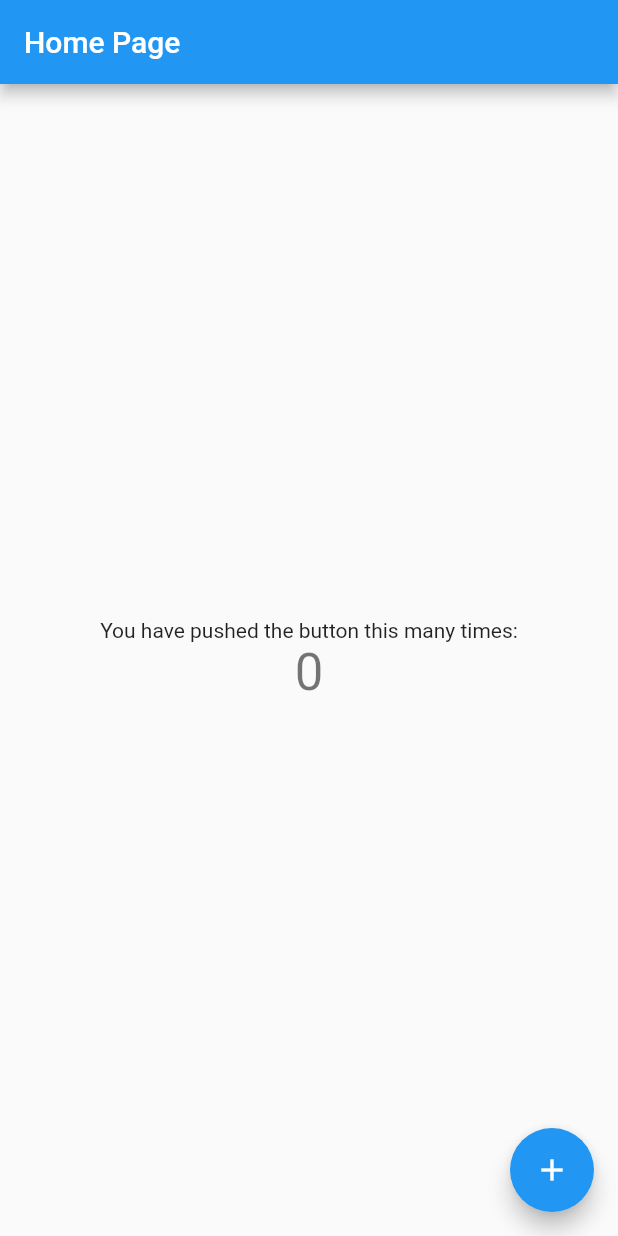
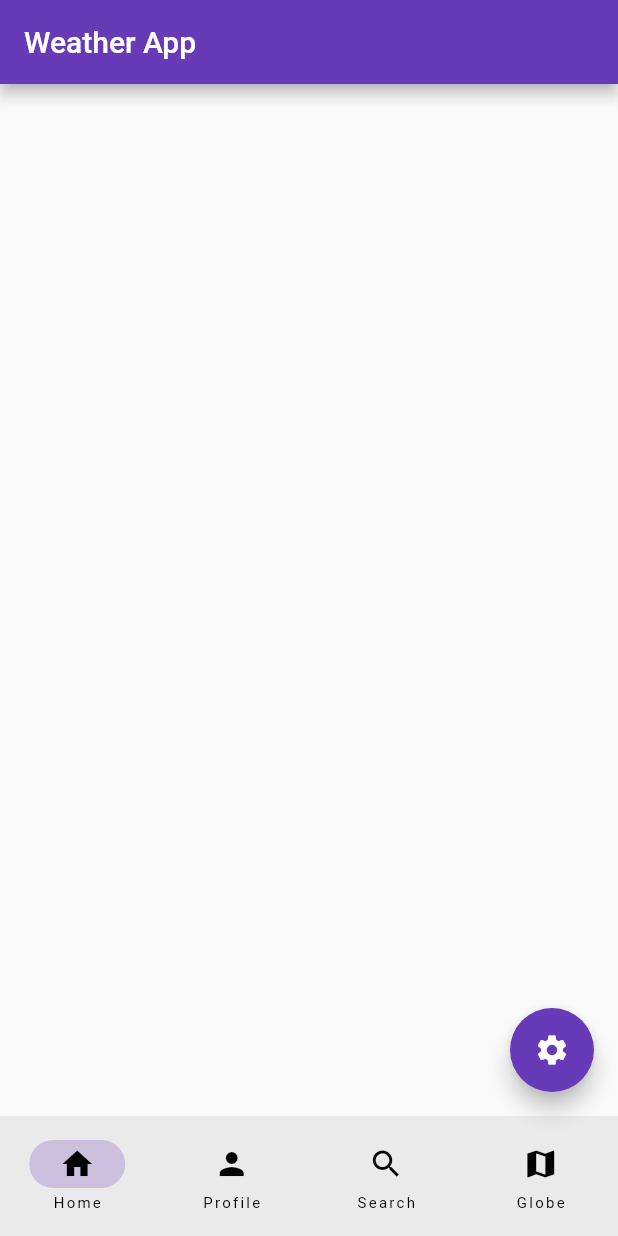
Before and after one commit to BarakaMwa/weather_app, a Flutter app: the screen it shows after launch, on a phone screen of 412 x 824 dp. Run offline on Flutter 3.47's test engine with Material 2 defaults, Android fonts, the phone set to English and light mode, and no system bars.

Commit message:
Bottom Navigation Added, AppBar Added

```diff
--- a/lib/main.dart
+++ b/lib/main.dart
@@ -7,109 +7,52 @@ void main() {
 class MyApp extends StatelessWidget {
   const MyApp({super.key});
 
-  // This widget is the root of your application.
   @override
   Widget build(BuildContext context) {
+    // TODO: implement builds
     return MaterialApp(
-      title: 'Infy Weather App',
-      theme: ThemeData(
-        // This is the theme of your application.
-        //
-        // Try running your application with "flutter run". You'll see the
-        // application has a blue toolbar. Then, without quitting the app, try
-        // changing the primarySwatch below to Colors.green and then invoke
-        // "hot reload" (press "r" in the console where you ran "flutter run",
-        // or simply save your changes to "hot reload" in a Flutter IDE).
-        // Notice that the counter didn't reset back to zero; the application
-        // is not restarted.
-        primarySwatch: Colors.blue,
-      ),
-      home: const MyHomePage(title: 'Home Page'),
+      debugShowCheckedModeBanner: false,
+      theme: ThemeData(primarySwatch: Colors.deepPurple),
+      home: const RootPage(),
     );
   }
 }
 
-class MyHomePage extends StatefulWidget {
-  const MyHomePage({super.key, required this.title});
-
-  // This widget is the home page of your application. It is stateful, meaning
-  // that it has a State object (defined below) that contains fields that affect
-  // how it looks.
-
-  // This class is the configuration for the state. It holds the values (in this
-  // case the title) provided by the parent (in this case the App widget) and
-  // used by the build method of the State. Fields in a Widget subclass are
-  // always marked "final".
-
-  final String title;
+class RootPage extends StatefulWidget {
+  const RootPage({super.key});
 
   @override
-  State<MyHomePage> createState() => _MyHomePageState();
+  State<StatefulWidget> createState() => _RootPageState();
 }
 
-class _MyHomePageState extends State<MyHomePage> {
-  int _counter = 0;
-
-  void _incrementCounter() {
-    setState(() {
-      // This call to setState tells the Flutter framework that something has
-      // changed in this State, which causes it to rerun the build method below
-      // so that the display can reflect the updated values. If we changed
-      // _counter without calling setState(), then the build method would not be
-      // called again, and so nothing would appear to happen.
-      _counter++;
-    });
-  }
+class _RootPageState extends State<RootPage> {
+  int currentPage = 0;
 
   @override
   Widget build(BuildContext context) {
-    // This method is rerun every time setState is called, for instance as done
-    // by the _incrementCounter method above.
-    //
-    // The Flutter framework has been optimized to make rerunning build methods
-    // fast, so that you can just rebuild anything that needs updating rather
-    // than having to individually change instances of widgets.
+    // TODO: implement build
     return Scaffold(
-      appBar: AppBar(
-        // Here we take the value from the MyHomePage object that was created by
-        // the App.build method, and use it to set our appbar title.
-        title: Text(widget.title),
+      appBar: AppBar(title: const Text("Weather App")),
+      floatingActionButton: FloatingActionButton(
+        onPressed: () {
+          debugPrint("Action Settings");
+        },
+        child: const Icon(Icons.settings),
       ),
-      body: Center(
-        // Center is a layout widget. It takes a single child and positions it
-        // in the middle of the parent.
-        child: Column(
-          // Column is also a layout widget. It takes a list of children and
-          // arranges them vertically. By default, it sizes itself to fit its
-          // children horizontally, and tries to be as tall as its parent.
-          //
-          // Invoke "debug painting" (press "p" in the console, choose the
-          // "Toggle Debug Paint" action from the Flutter Inspector in Android
-          // Studio, or the "Toggle Debug Paint" command in Visual Studio Code)
-          // to see the wireframe for each widget.
-          //
-          // Column has various properties to control how it sizes itself and
-          // how it positions its children. Here we use mainAxisAlignment to
-          // center the children vertically; the main axis here is the vertical
-          // axis because Columns are vertical (the cross axis would be
-          // horizontal).
-          mainAxisAlignment: MainAxisAlignment.center,
-          children: <Widget>[
-            const Text(
-              'You have pushed the button this many times:',
-            ),
-            Text(
-              '$_counter',
-              style: Theme.of(context).textTheme.headlineMedium,
-            ),
-          ],
-        ),
+      bottomNavigationBar: NavigationBar(
+        destinations: const [
+          NavigationDestination(icon: Icon(Icons.home), label: 'Home'),
+          NavigationDestination(icon: Icon(Icons.person), label: 'Profile'),
+          NavigationDestination(icon: Icon(Icons.search), label: 'Search'),
+          NavigationDestination(icon: Icon(Icons.map), label: 'Globe'),
+        ],
+        onDestinationSelected: (int index) {
+          setState(() {
+            currentPage = index;
+          });
+        },
+        selectedIndex: currentPage,
       ),
-      floatingActionButton: FloatingActionButton(
-        onPressed: _incrementCounter,
-        tooltip: 'Increment',
-        child: const Icon(Icons.add),
-      ), // This trailing comma makes auto-formatting nicer for build methods.
     );
   }
 }
```
